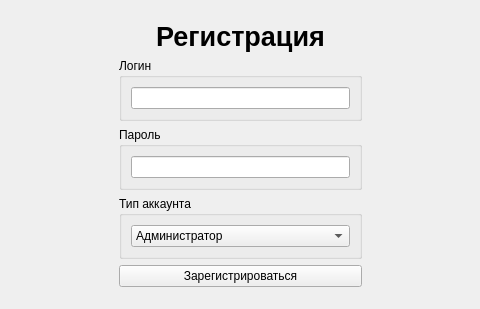
The window that registrationwindow.ui (Artemvv88/storageSystemProject) describes before a commit, drawn with Qt 5; both pictures show x 134 to 614 and y 0 to 309 of the 749 by 309 pixel window.
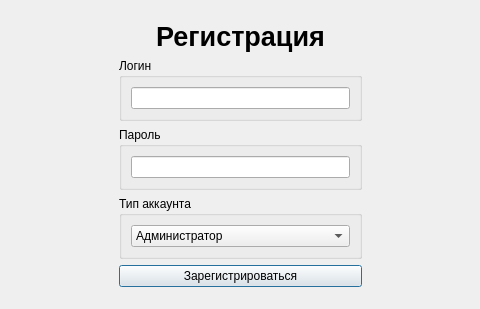
The same window after the commit.

Commit message: Changed registration window type to dialog

The edit to the form file:
```diff
--- a/registrationwindow.ui
+++ b/registrationwindow.ui
@@ -1,7 +1,7 @@
 <?xml version="1.0" encoding="UTF-8"?>
 <ui version="4.0">
  <class>RegistrationWindow</class>
- <widget class="QMainWindow" name="RegistrationWindow">
+ <widget class="QDialog" name="RegistrationWindow">
   <property name="geometry">
    <rect>
     <x>0</x>
@@ -25,7 +25,6 @@
   <property name="windowTitle">
    <string>MainWindow</string>
   </property>
-  <widget class="QWidget" name="centralwidget">
    <layout class="QHBoxLayout" name="horizontalLayout">
     <item>
      <spacer name="horizontalSpacer">
@@ -165,7 +164,6 @@
      </spacer>
     </item>
    </layout>
-  </widget>
  </widget>
  <resources/>
  <connections/>
```
Lines whose indentation alone changed are shown as unchanged. The commit also changes 2 other files.
